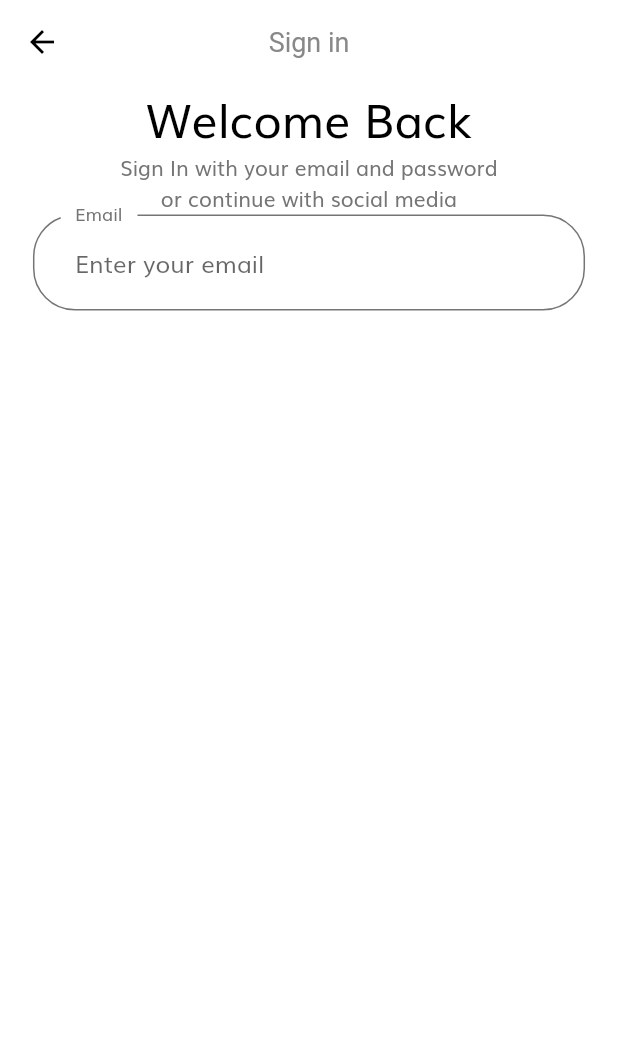
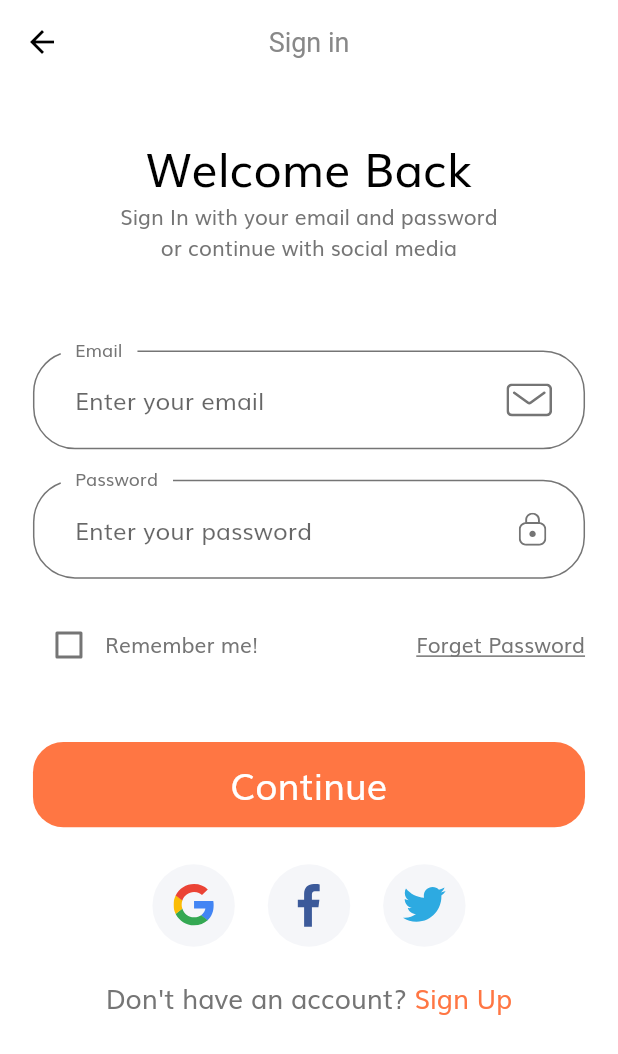
Before and after one commit to salmannaeem112215/ecommerce, a Flutter app: the screen it shows after launch, after a tap on "Continue", on a phone screen of 412 x 824 dp. Shown: the top 1054 px of the screen. Run offline on Flutter 3.47's test engine with Material 2 defaults, Android fonts, the phone set to English and light mode, and no system bars; our stand-ins replace flutter_svg.

Commit message:
Sign In screen complete

```diff
--- /dev/null
+++ b/lib/components/custom_suffix_icond.dart
@@ -0,0 +1,28 @@
+import 'package:flutter/material.dart';
+import 'package:flutter_svg/flutter_svg.dart';
+
+import '../size_config.dart';
+
+class CustomeSuffixIcon extends StatelessWidget {
+  const CustomeSuffixIcon({
+    Key? key,
+    required this.svgIcon,
+  }) : super(key: key);
+  final String svgIcon;
+
+  @override
+  Widget build(BuildContext context) {
+    return Padding(
+      padding: EdgeInsets.fromLTRB(
+        0,
+        getProportionalScreenWidth(20),
+        getProportionalScreenWidth(20),
+        getProportionalScreenWidth(20),
+      ),
+      child: SvgPicture.asset(
+        svgIcon,
+        height: getProportionalScreenWidth(20),
+      ),
+    );
+  }
+}
--- a/lib/components/default_button.dart
+++ b/lib/components/default_button.dart
@@ -30,7 +30,7 @@ class DefaultButton extends StatelessWidget {
           text,
           style: TextStyle(
             color: Colors.white,
-            fontSize: getProportionalScreenWidth(28),
+            fontSize: getProportionalScreenWidth(22),
           ),
         ),
       ),
--- /dev/null
+++ b/lib/components/form_error.dart
@@ -0,0 +1,37 @@
+import 'package:flutter/material.dart';
+import 'package:flutter_svg/svg.dart';
+
+import '../size_config.dart';
+
+class FormError extends StatelessWidget {
+  const FormError({
+    Key? key,
+    required this.errors,
+  }) : super(key: key);
+
+  final List<String> errors;
+
+  @override
+  Widget build(BuildContext context) {
+    return Column(
+      children: List.generate(
+        errors.length,
+        (index) => formErrorText(error: errors[index]),
+      ),
+    );
+  }
+
+  Row formErrorText({required String error}) {
+    return Row(
+      children: [
+        SvgPicture.asset(
+          'assets/icons/Error.svg',
+          height: getProportionalScreenWidth(14),
+          width: getProportionalScreenWidth(14),
+        ),
+        SizedBox(width: getProportionalScreenWidth(10)),
+        Text(error),
+      ],
+    );
+  }
+}
--- /dev/null
+++ b/lib/components/social_card.dart
@@ -0,0 +1,32 @@
+import 'package:flutter/material.dart';
+import 'package:flutter_svg/flutter_svg.dart';
+
+import '../size_config.dart';
+
+class SocialCard extends StatelessWidget {
+  const SocialCard({
+    Key? key,
+    required this.press,
+    required this.icon,
+  }) : super(key: key);
+  final Function press;
+  final String icon;
+  @override
+  Widget build(BuildContext context) {
+    return GestureDetector(
+      onTap: () => press(),
+      child: Container(
+        margin:
+            EdgeInsets.symmetric(horizontal: getProportionalScreenWidth(10)),
+        padding: EdgeInsets.all(getProportionalScreenWidth(12)),
+        decoration: const BoxDecoration(
+          shape: BoxShape.circle,
+          color: Color(0xfff5f6f9),
+        ),
+        height: getProportionalScreenWidth(50),
+        width: getProportionalScreenWidth(50),
+        child: SvgPicture.asset(icon),
+      ),
+    );
+  }
+}
--- a/lib/constants.dart
+++ b/lib/constants.dart
@@ -11,3 +11,12 @@ const kSecondaryColor = Color(0xff979797);
 const kTextColor = Color(0xff757575);
 
 const kAnimationDuration = Duration(milliseconds: 200);
+
+//Form Key
+final RegExp emailValidatorRegExp =
+    RegExp(r"^[a-zA-Z0-9.]+@[a-zA-Z0-9]+\.[a-zA-Z]+");
+const String kEmailNullError = "Please Enter your email";
+const String kInvalidEmailError = "Please Enter your Valid Email";
+const String kPassNullError = "Please Enter your password";
+const String kShortPassError = "Password is too short";
+const String kMatchingPassError = "Passwords don't match";
--- a/lib/screen/sign_in/components/body.dart
+++ b/lib/screen/sign_in/components/body.dart
@@ -1,6 +1,9 @@
 import 'package:flutter/material.dart';
 import 'package:flutter_ecommerce/constants.dart';
-import 'package:flutter_ecommerce/size_config.dart';
+
+import '../../../components/social_card.dart';
+import '../../../size_config.dart';
+import 'sign_form.dart';
 
 class Body extends StatelessWidget {
   const Body({Key? key}) : super(key: key);
@@ -14,8 +17,10 @@ class Body extends StatelessWidget {
         padding: EdgeInsets.symmetric(
           horizontal: getProportionalScreenWidth(20),
         ),
+        child: SingleChildScrollView(
           child: Column(
             children: [
+              SizedBox(height: SizeConfig.screenHeight * 0.04),
               Text(
                 'Welcome Back',
                 style: TextStyle(
@@ -27,35 +32,47 @@ class Body extends StatelessWidget {
                 "Sign In with your email and password \nor continue with social media",
                 textAlign: TextAlign.center,
               ),
-            SignForm(),
+              SizedBox(height: SizeConfig.screenHeight * 0.07),
+              const SignForm(),
+              SizedBox(height: SizeConfig.screenHeight * 0.03),
+              Row(
+                mainAxisAlignment: MainAxisAlignment.center,
+                children: [
+                  SocialCard(
+                    icon: "assets/icons/google-icon.svg",
+                    press: () {},
+                  ),
+                  SocialCard(
+                    icon: "assets/icons/facebook-2.svg",
+                    press: () {},
+                  ),
+                  SocialCard(
+                    icon: "assets/icons/twitter.svg",
+                    press: () {},
+                  ),
                 ],
+              ),
+              SizedBox(height: getProportionateScreenHeight(20)),
+              Row(
+                mainAxisAlignment: MainAxisAlignment.center,
+                children: [
+                  Text(
+                    'Don\'t have an account? ',
+                    style: TextStyle(fontSize: getProportionalScreenWidth(16)),
+                  ),
+                  Text(
+                    'Sign Up',
+                    style: TextStyle(
+                      fontSize: getProportionalScreenWidth(16),
+                      color: kPrimaryColor,
+                    ),
+                  ),
+                ],
+              )
+            ],
+          ),
         ),
       ),
     ));
   }
 }
-
-class SignForm extends StatefulWidget {
-  const SignForm({Key? key}) : super(key: key);
-
-  @override
-  State<SignForm> createState() => _SignFormState();
-}
-
-class _SignFormState extends State<SignForm> {
-  @override
-  Widget build(BuildContext context) {
-    return Form(
-        child: Column(
-      children: [
-        TextFormField(
-          decoration: const InputDecoration(
-            labelText: 'Email',
-            hintText: 'Enter your email',
-            // suffixIcon:
-          ),
-        ),
-      ],
-    ));
-  }
-}
--- /dev/null
+++ b/lib/screen/sign_in/components/sign_form.dart
@@ -0,0 +1,142 @@
+import 'package:flutter/material.dart';
+import 'package:flutter_ecommerce/components/default_button.dart';
+import 'package:flutter_ecommerce/constants.dart';
+
+import '../../../components/form_error.dart';
+import '../../../size_config.dart';
+import '../../../components/custom_suffix_icond.dart';
+
+class SignForm extends StatefulWidget {
+  const SignForm({Key? key}) : super(key: key);
+
+  @override
+  State<SignForm> createState() => _SignFormState();
+}
+
+class _SignFormState extends State<SignForm> {
+  final _formKey = GlobalKey<FormState>();
+  final List<String> errors = [];
+  String email = "";
+  String password = "";
+  bool remember = false;
+
+  @override
+  Widget build(BuildContext context) {
+    return Form(
+        key: _formKey,
+        child: Column(
+          children: [
+            buildEmailFormField(),
+            SizedBox(height: getProportionateScreenHeight(20)),
+            buildPasswordFormField(),
+            SizedBox(height: getProportionateScreenHeight(20)),
+            Row(
+              children: [
+                Checkbox(
+                    value: remember,
+                    activeColor: kPrimaryColor,
+                    onChanged: (value) {
+                      setState(() {
+                        remember = value!;
+                      });
+                    }),
+                const Text('Remember me!'),
+                const Spacer(),
+                const Text(
+                  'Forget Password',
+                  style: TextStyle(
+                    decoration: TextDecoration.underline,
+                  ),
+                )
+              ],
+            ),
+            SizedBox(height: getProportionateScreenHeight(20)),
+            FormError(errors: errors),
+            SizedBox(height: getProportionateScreenHeight(20)),
+            DefaultButton(
+                text: 'Continue',
+                press: () {
+                  if (_formKey.currentState!.validate()) {
+                    _formKey.currentState!.save();
+                    if (errors.isEmpty) {
+                      print('NoError');
+                    }
+                  }
+                }),
+          ],
+        ));
+  }
+
+  TextFormField buildEmailFormField() {
+    return TextFormField(
+      decoration: const InputDecoration(
+        labelText: 'Email',
+        hintText: 'Enter your email',
+        suffixIcon: CustomeSuffixIcon(svgIcon: 'assets/icons/Mail.svg'),
+      ),
+      keyboardType: TextInputType.emailAddress,
+      onSaved: (newValue) => email = newValue!,
+      onChanged: (value) {
+        if (value.isNotEmpty && errors.contains(kEmailNullError)) {
+          setState(() {
+            errors.remove(kEmailNullError);
+          });
+        } else if (emailValidatorRegExp.hasMatch(value) &&
+            errors.contains(kInvalidEmailError)) {
+          setState(() {
+            errors.remove(kInvalidEmailError);
+          });
+        }
+      },
+      validator: (value) {
+        if (value!.isEmpty && !errors.contains(kEmailNullError)) {
+          setState(() {
+            errors.add(kEmailNullError);
+          });
+        } else if (!emailValidatorRegExp.hasMatch(value) &&
+            !errors.contains(kInvalidEmailError)) {
+          setState(() {
+            errors.add(kInvalidEmailError);
+          });
+        }
+        return null;
+      },
+    );
+  }
+
+  TextFormField buildPasswordFormField() {
+    return TextFormField(
+      decoration: const InputDecoration(
+        labelText: 'Password',
+        hintText: 'Enter your password',
+        suffixIcon: CustomeSuffixIcon(svgIcon: 'assets/icons/Lock.svg'),
+      ),
+      keyboardType: TextInputType.visiblePassword,
+      obscureText: true,
+      onSaved: (newValue) => newValue = password,
+      onChanged: (value) {
+        if (value.isNotEmpty && errors.contains(kPassNullError)) {
+          setState(() {
+            errors.remove(kPassNullError);
+          });
+        } else if (value.length >= 8 && errors.contains(kShortPassError)) {
+          setState(() {
+            errors.remove(kShortPassError);
+          });
+        }
+      },
+      validator: (value) {
+        if (value!.isEmpty && !errors.contains(kPassNullError)) {
+          setState(() {
+            errors.add(kPassNullError);
+          });
+        } else if (value.length < 8 && !errors.contains(kShortPassError)) {
+          setState(() {
+            errors.add(kShortPassError);
+          });
+        }
+        return null;
+      },
+    );
+  }
+}
--- a/lib/screen/splash/components/body.dart
+++ b/lib/screen/splash/components/body.dart
@@ -69,7 +69,6 @@ class _BodyState extends State<Body> {
                     DefaultButton(
                       text: 'Continue',
                       press: () {
-                        print('buttonPress');
                         Navigator.pushNamed(context, SignInScreen.routeName);
                       },
                     ),
```
Lines whose indentation alone changed are shown as unchanged.
